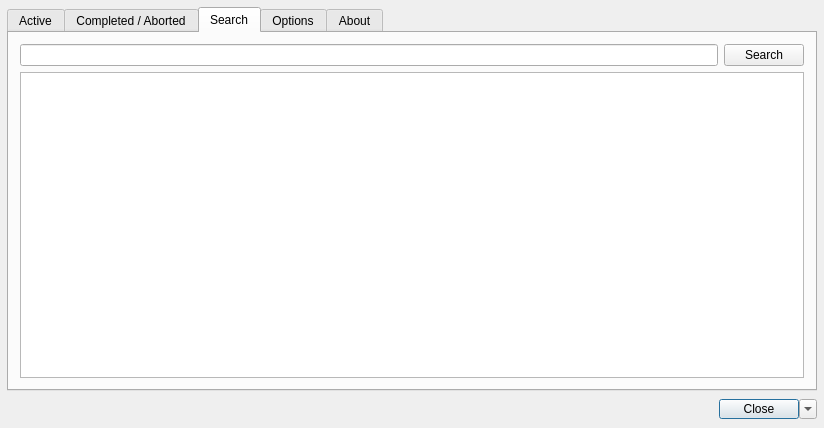
The window that CloudAgent/yca_mainwindow.ui (WillForan/yarraclient) describes before a commit, drawn with Qt 5.
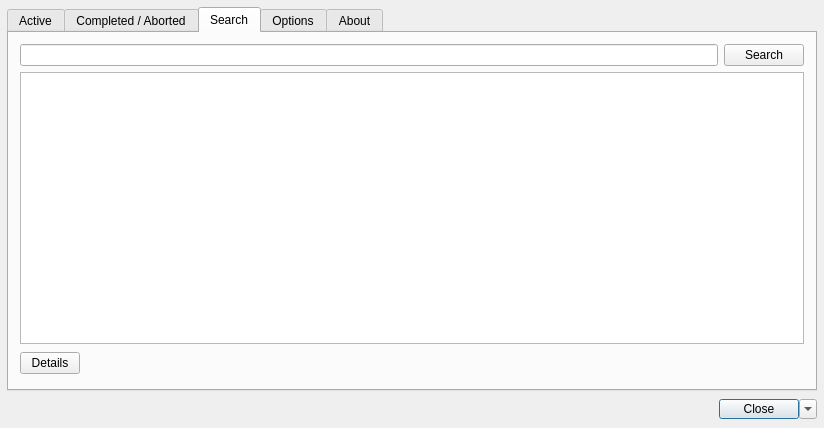
The same window after the commit. The open tabs and pages were chosen to show the change. Icons and pictures are not drawn.

Diff of the .ui file:
```diff
--- a/CloudAgent/yca_mainwindow.ui
+++ b/CloudAgent/yca_mainwindow.ui
@@ -321,19 +321,90 @@
        <attribute name="title">
         <string>Search</string>
        </attribute>
-       <layout class="QGridLayout" name="gridLayout">
-        <item row="0" column="0">
-         <widget class="QLineEdit" name="lineEdit"/>
+       <layout class="QVBoxLayout" name="verticalLayout_6">
+        <item>
+         <layout class="QHBoxLayout" name="horizontalLayout_7">
+          <item>
+           <widget class="QLineEdit" name="searchEdit"/>
+          </item>
+          <item>
+           <widget class="QPushButton" name="searchButton">
+            <property name="text">
+             <string>Search</string>
+            </property>
+           </widget>
+          </item>
+         </layout>
         </item>
-        <item row="0" column="1">
-         <widget class="QPushButton" name="pushButton">
-          <property name="text">
-           <string>Search</string>
+        <item>
+         <widget class="QTableWidget" name="searchTable">
+          <property name="editTriggers">
+           <set>QAbstractItemView::NoEditTriggers</set>
           </property>
+          <property name="alternatingRowColors">
+           <bool>true</bool>
+          </property>
+          <property name="selectionMode">
+           <enum>QAbstractItemView::SingleSelection</enum>
+          </property>
+          <property name="selectionBehavior">
+           <enum>QAbstractItemView::SelectRows</enum>
+          </property>
+          <attribute name="horizontalHeaderStretchLastSection">
+           <bool>true</bool>
+          </attribute>
+          <attribute name="verticalHeaderVisible">
+           <bool>false</bool>
+          </attribute>
+          <attribute name="verticalHeaderDefaultSectionSize">
+           <number>20</number>
+          </attribute>
+          <attribute name="verticalHeaderMinimumSectionSize">
+           <number>13</number>
+          </attribute>
          </widget>
         </item>
-        <item row="1" column="0" colspan="2">
-         <widget class="QTableView" name="tableView"/>
+        <item>
+         <layout class="QHBoxLayout" name="horizontalLayout_8">
+          <property name="topMargin">
+           <number>2</number>
+          </property>
+          <property name="bottomMargin">
+           <number>4</number>
+          </property>
+          <item>
+           <widget class="QPushButton" name="detailsSearchButton">
+            <property name="minimumSize">
+             <size>
+              <width>0</width>
+              <height>0</height>
+             </size>
+            </property>
+            <property name="maximumSize">
+             <size>
+              <width>60</width>
+              <height>16777215</height>
+             </size>
+            </property>
+            <property name="text">
+             <string>Details</string>
+            </property>
+           </widget>
+          </item>
+          <item>
+           <spacer name="horizontalSpacer_7">
+            <property name="orientation">
+             <enum>Qt::Horizontal</enum>
+            </property>
+            <property name="sizeHint" stdset="0">
+             <size>
+              <width>40</width>
+              <height>20</height>
+             </size>
+            </property>
+           </spacer>
+          </item>
+         </layout>
         </item>
        </layout>
       </widget>
```
Left out of the diff: 48 changed lines with no effect on the pictures.
